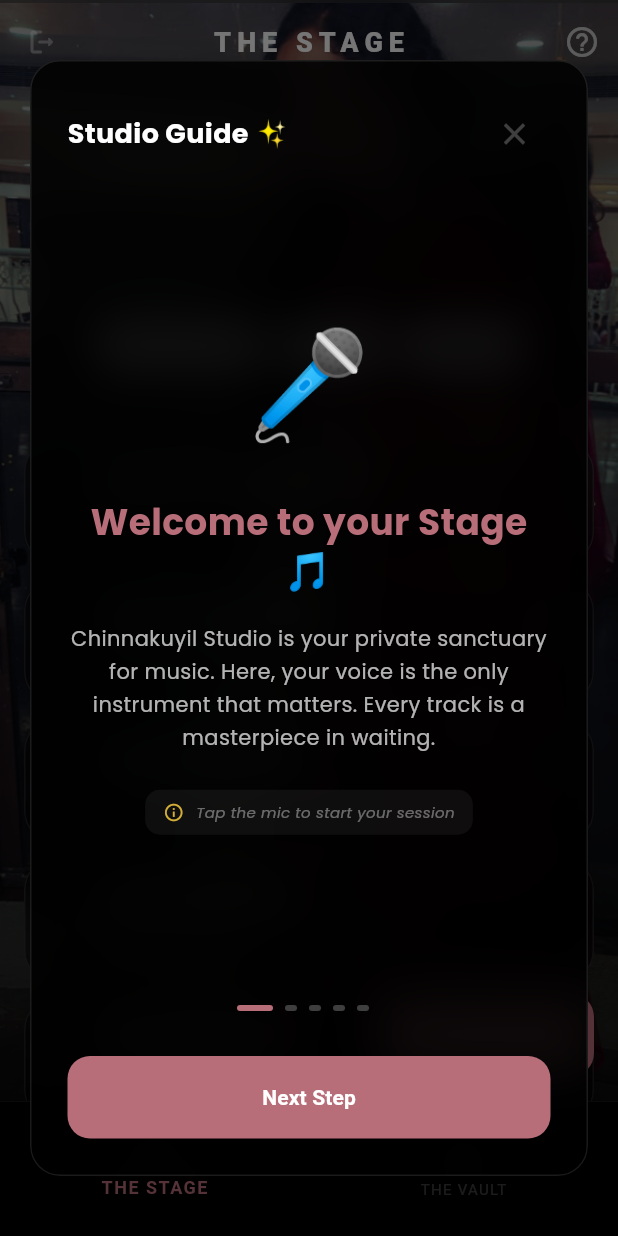
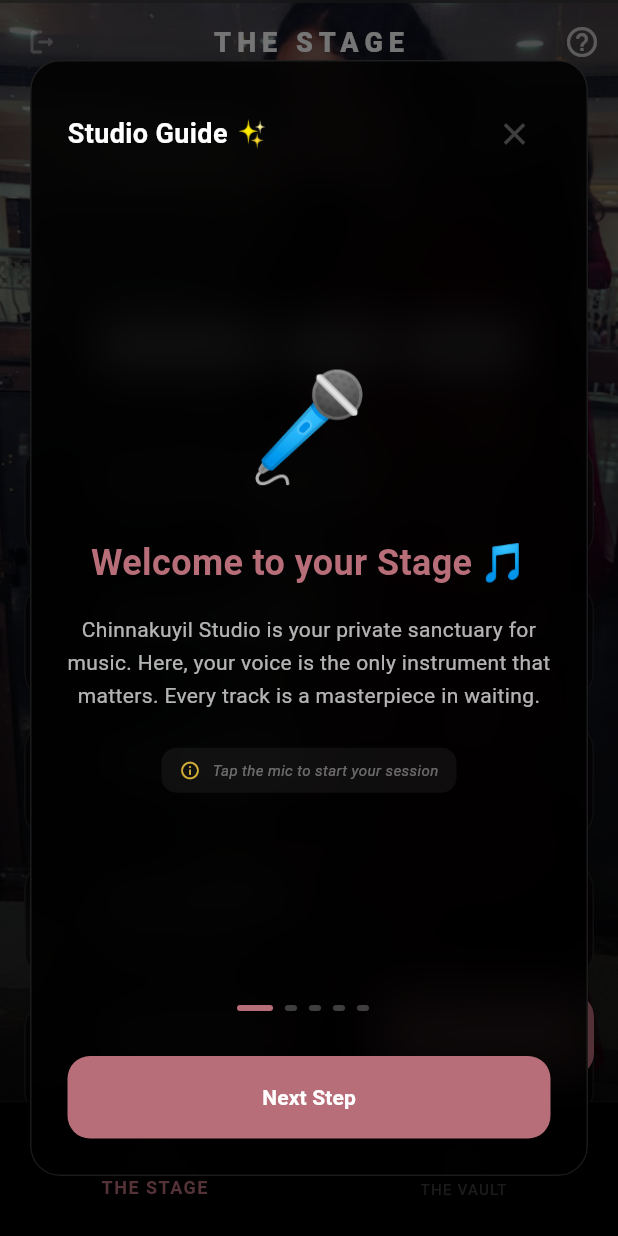
Before and after one commit to Sriram-01-code/chinnakuyil_studio_mobile, a Flutter app: the MainWrapper screen opened directly, on a phone screen of 412 x 824 dp. Run offline on Flutter 3.47's test engine with Material 3 defaults, Android fonts, the phone set to English and light mode, and no system bars; drawn by our look-alikes of flutter_animate; our stand-ins replace audioplayers, cloud_firestore, confetti, file_picker, firebase_core, firebase_storage and 9 more; missing offline and left inert: in_app_update, record, version; accounts and stored records are empty.

Commit message:
Permanent Solution: Universal editing, top-highlight scroller, and full typography refactor

```diff
--- a/lib/widgets/walkthrough_modals.dart
+++ b/lib/widgets/walkthrough_modals.dart
@@ -1,6 +1,5 @@
 import 'package:flutter/material.dart';
 import 'package:flutter_animate/flutter_animate.dart';
-import 'package:google_fonts/google_fonts.dart';
 import 'package:provider/provider.dart';
 import 'package:vibration/vibration.dart';
 import 'package:flutter/foundation.dart';
@@ -88,7 +87,7 @@ class _WalkthroughModalState extends State<WalkthroughModal> with TickerProvider
             Row(
               mainAxisAlignment: MainAxisAlignment.spaceBetween,
               children: [
-                Text('Studio Guide ✨', style: GoogleFonts.poppins(fontSize: 18, fontWeight: FontWeight.bold, color: Colors.white)),
+                const Text('Studio Guide ✨', style: TextStyle(fontSize: 18, fontWeight: FontWeight.bold, color: Colors.white)),
                 IconButton(onPressed: _completeWalkthrough, icon: const Icon(Icons.close, color: Colors.white24)),
               ],
             ),
@@ -104,9 +103,9 @@ class _WalkthroughModalState extends State<WalkthroughModal> with TickerProvider
                     children: [
                       Text(item.emoji, style: const TextStyle(fontSize: 70)).animate().scale(curve: Curves.elasticOut),
                       const SizedBox(height: 24),
-                      Text(item.title, style: GoogleFonts.poppins(fontSize: 24, fontWeight: FontWeight.bold, color: const Color(0xFFB76E79)), textAlign: TextAlign.center),
+                      Text(item.title, style: const TextStyle(fontSize: 24, fontWeight: FontWeight.bold, color: Color(0xFFB76E79)), textAlign: TextAlign.center),
                       const SizedBox(height: 16),
-                      Text(item.description, style: GoogleFonts.poppins(fontSize: 14, color: Colors.white70, height: 1.6), textAlign: TextAlign.center),
+                      Text(item.description, style: const TextStyle(fontSize: 14, color: Colors.white70, height: 1.6), textAlign: TextAlign.center),
                       const SizedBox(height: 24),
                       Container(
                         padding: const EdgeInsets.symmetric(horizontal: 12, vertical: 8),
@@ -116,7 +115,7 @@ class _WalkthroughModalState extends State<WalkthroughModal> with TickerProvider
                           children: [
                             const Icon(Icons.info_outline, color: Color(0xFFD4AF37), size: 14),
                             const SizedBox(width: 8),
-                            Text(item.tooltip, style: GoogleFonts.poppins(fontSize: 10, color: Colors.white38, fontStyle: FontStyle.italic)),
+                            Text(item.tooltip, style: const TextStyle(fontSize: 10, color: Colors.white38, fontStyle: FontStyle.italic)),
                           ],
                         ),
                       ),
@@ -175,11 +174,11 @@ class BirthdayPopupModal extends StatelessWidget {
           children: [
             const Text('✨', style: TextStyle(fontSize: 60)).animate().scale(duration: 1000.ms),
             const SizedBox(height: 20),
-            Text('A Belated Celebration... 🎂', style: GoogleFonts.playfairDisplay(fontSize: 24, fontWeight: FontWeight.bold, color: Colors.white), textAlign: TextAlign.center),
+            const Text('A Belated Celebration... 🎂', style: TextStyle(fontSize: 24, fontWeight: FontWeight.bold, color: Colors.white, fontFamily: 'serif'), textAlign: TextAlign.center),
             const SizedBox(height: 24),
             Text(
               "Happy Birthday, Chinnakuyil! ✨\n\nI know I'm a little late, but a voice as magical as yours deserves to be celebrated every single day. I built this studio specifically for you—a dedicated, private sanctuary where your melodies can be captured, archived, and cherished forever.\n\nThis isn't just an app; it's your personal stage. Whether you're singing a timeless Ilayaraja classic or exploring new melodies, this studio will breathe with you. May this belated gift bring as much joy to your heart as your music brings to everyone who hears it.",
-              style: GoogleFonts.poppins(fontSize: 14, color: Colors.white.withOpacity(0.85), height: 1.7),
+              style: TextStyle(fontSize: 14, color: Colors.white.withOpacity(0.85), height: 1.7),
               textAlign: TextAlign.center
             ),
             const SizedBox(height: 32),
@@ -198,7 +197,7 @@ class BirthdayPopupModal extends StatelessWidget {
                   elevation: 8,
                   shadowColor: const Color(0xFFB76E79).withOpacity(0.5),
                 ),
-                child: Text("Enter My Studio ✨", style: GoogleFonts.poppins(fontWeight: FontWeight.bold, color: Colors.white, fontSize: 16)),
+                child: const Text("Enter My Studio ✨", style: TextStyle(fontWeight: FontWeight.bold, color: Colors.white, fontSize: 16)),
               ),
             ),
           ],
```
Also changed, not shown: 1 other file.
